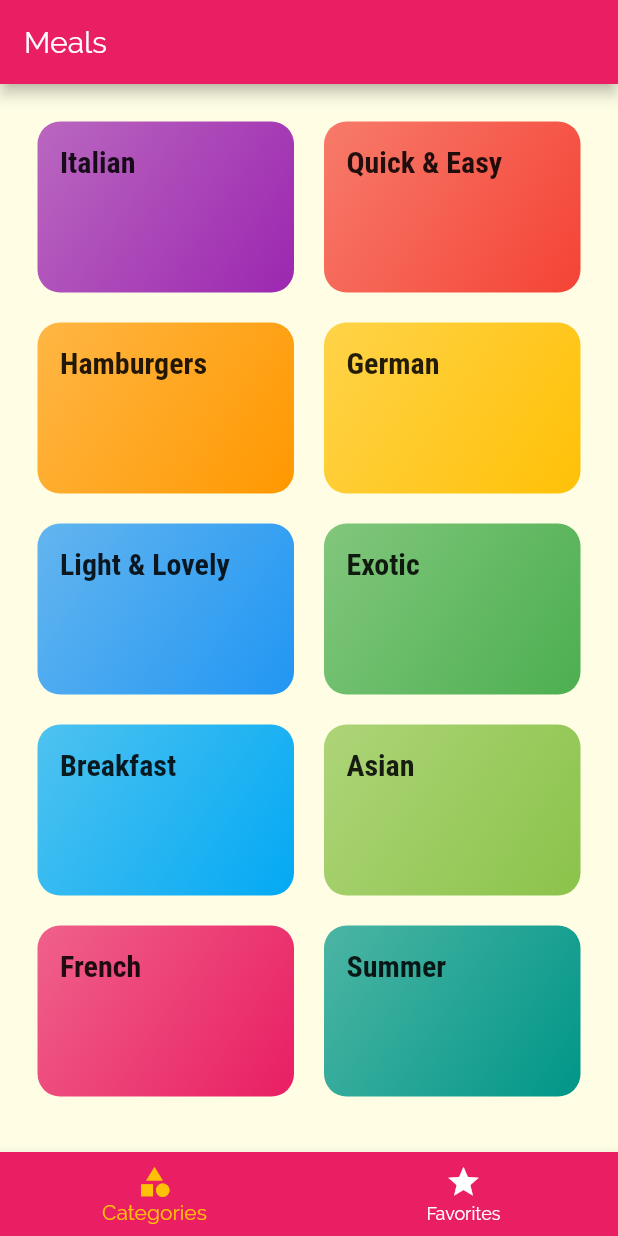
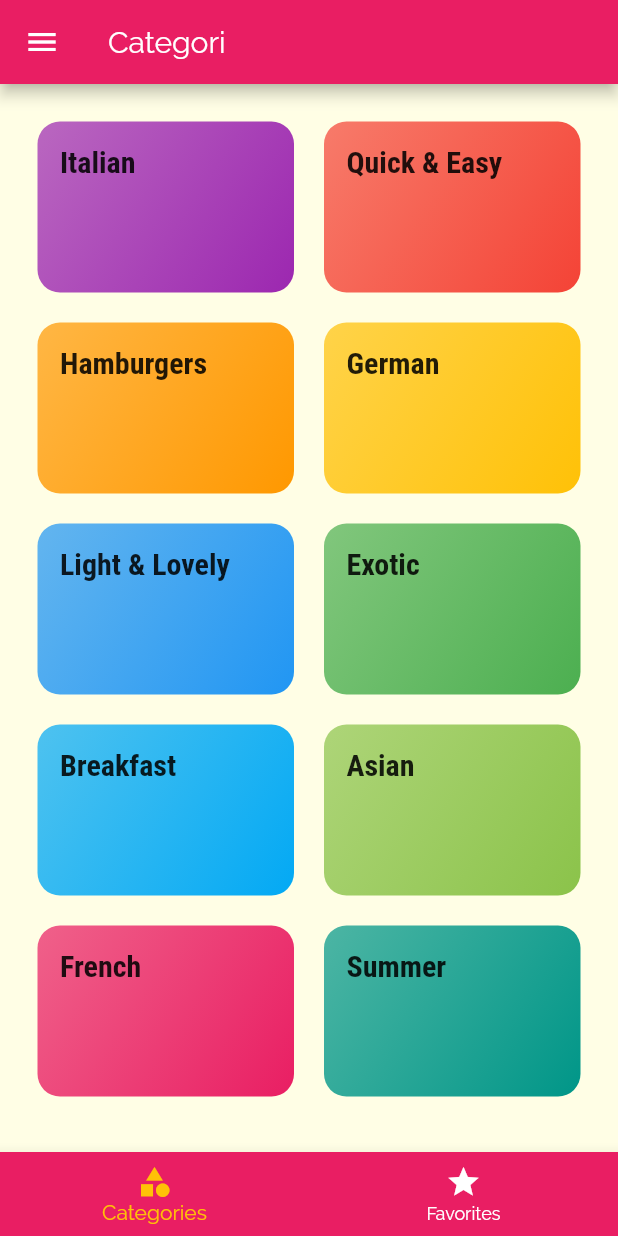
Before and after one commit to triyono777/mealsAppUdemy, a Flutter app: the screen it shows after launch, on a phone screen of 412 x 824 dp. Run offline on Flutter 3.47's test engine with Material 2 defaults, Android fonts, the phone set to English and light mode, and no system bars.

Commit message:
tambah drawer

```diff
--- a/lib/screen/tabs_screen.dart
+++ b/lib/screen/tabs_screen.dart
@@ -8,9 +8,9 @@ class TabsScreen extends StatefulWidget {
 }
 
 class _TabsScreenState extends State<TabsScreen> {
-  final List<Widget> _page = [
-    CategoriesScreen(),
-    FavoritesScreen(),
+  final List<Map<String, dynamic>> _page = [
+    {'page': CategoriesScreen(), 'title': 'Categori'},
+    {'page': FavoritesScreen(), 'title': 'Your rewars'},
   ];
 
   int _selectedPageIndex = 0;
@@ -25,20 +25,28 @@ class _TabsScreenState extends State<TabsScreen> {
   Widget build(BuildContext context) {
     return Scaffold(
       appBar: AppBar(
-        title: Text('Meals'),
+        title: Text(_page[_selectedPageIndex]['title']),
       ),
-      body: _page[_selectedPageIndex],
+      drawer: Drawer(
+        child: Text('The drawer'),
+      ),
+      body: _page[_selectedPageIndex]['page'],
       bottomNavigationBar: BottomNavigationBar(
           onTap: _selectedPage,
           backgroundColor: Theme.of(context).primaryColor,
           unselectedItemColor: Colors.white,
           selectedItemColor: Theme.of(context).accentColor,
           currentIndex: _selectedPageIndex,
+//          type: BottomNavigationBarType.fixed,
           items: [
             BottomNavigationBarItem(
-                icon: Icon(Icons.category), title: Text('Categories')),
+                backgroundColor: Theme.of(context).primaryColor,
+                icon: Icon(Icons.category),
+                title: Text('Categories')),
             BottomNavigationBarItem(
-                icon: Icon(Icons.star), title: Text('Favorites')),
+                backgroundColor: Theme.of(context).primaryColor,
+                icon: Icon(Icons.star),
+                title: Text('Favorites')),
           ]),
     );
   }
--- /dev/null
+++ b/lib/widgets/main_drawer.dart
@@ -0,0 +1,8 @@
+import 'package:flutter/material.dart';
+
+class MainDrawer extends StatelessWidget {
+  @override
+  Widget build(BuildContext context) {
+    return Container();
+  }
+}
```
